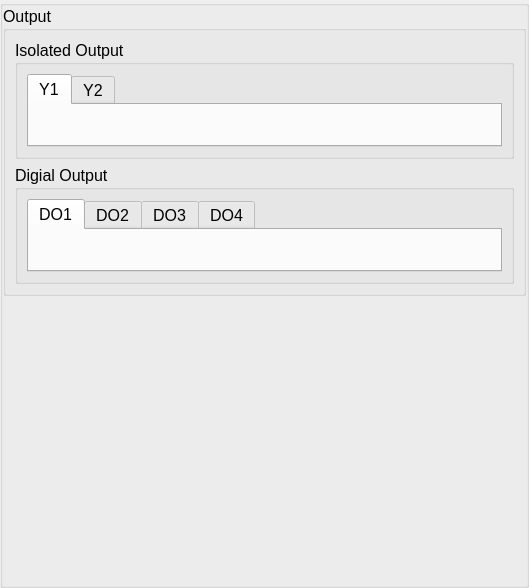
Old version of the form source/wnd/ui/mrqio.ui in the repository ww4u/megarobostudio.
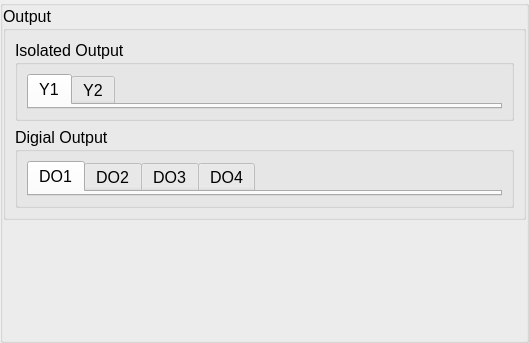
New version of the form. Custom widgets are drawn as their Qt base class.

Patch:
```diff
--- a/source/wnd/ui/mrqio.ui
+++ b/source/wnd/ui/mrqio.ui
@@ -7,7 +7,7 @@
     <x>0</x>
     <y>0</y>
     <width>529</width>
-    <height>588</height>
+    <height>343</height>
    </rect>
   </property>
   <property name="font">
```
